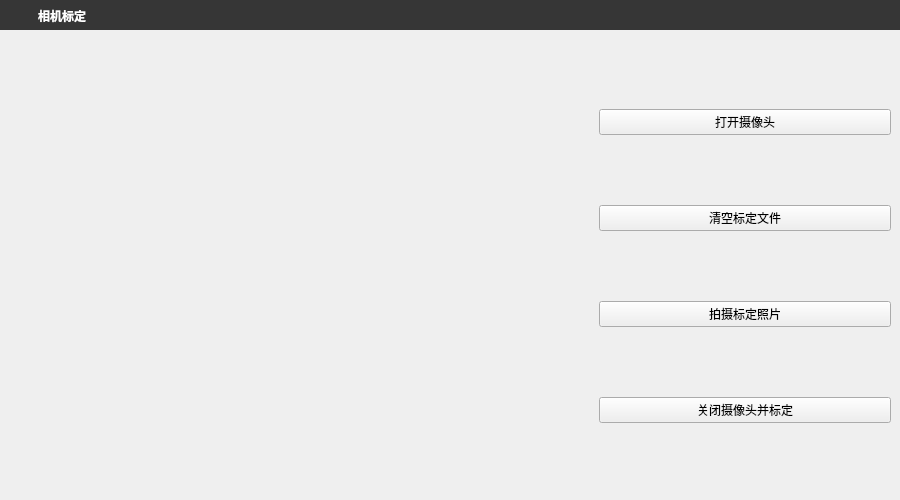
The window that camera_calibration.ui (JasonLSS/structured_light_reconstruction_gui) describes before a commit, drawn with Qt 5.
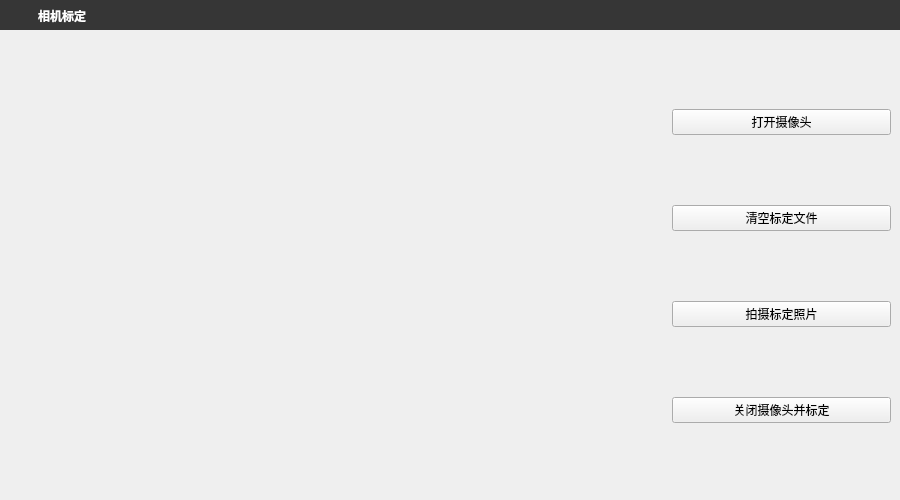
The same window after the commit.

What changed in the file:
```diff
--- a/camera_calibration.ui
+++ b/camera_calibration.ui
@@ -232,12 +232,23 @@
     </item>
     <item>
      <widget class="QWidget" name="widget" native="true">
-      <layout class="QHBoxLayout" name="horizontalLayout_2" stretch="2,1">
+      <layout class="QHBoxLayout" name="horizontalLayout_2" stretch="3,1">
        <item>
         <widget class="QLabel" name="label">
+         <property name="font">
+          <font>
+           <family>微软雅黑 Light</family>
+           <pointsize>15</pointsize>
+           <weight>75</weight>
+           <bold>true</bold>
+          </font>
+         </property>
          <property name="text">
           <string/>
          </property>
+         <property name="alignment">
+          <set>Qt::AlignCenter</set>
+         </property>
         </widget>
        </item>
        <item>
```
